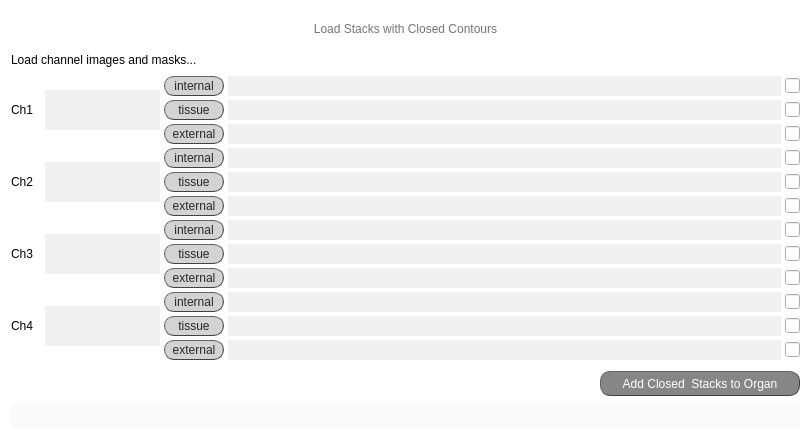
Before: the Qt Designer form src/gui/ui/load_closed_channels_screen.ui in jsanchez679/morphoHeart_rev, drawn with Qt 5.
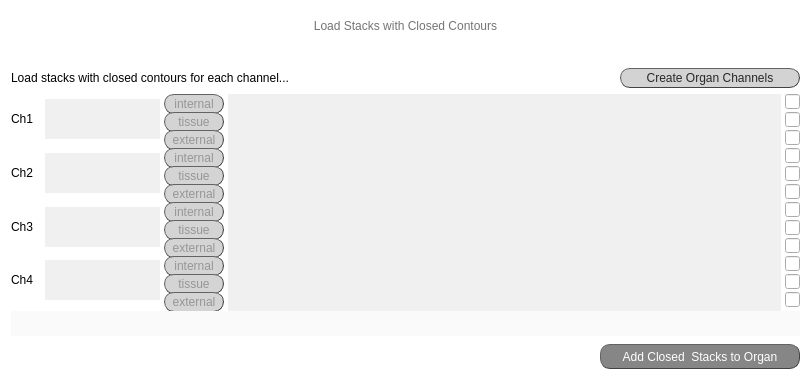
After: the same form once the commit is applied.

Commit message: Finished transition A to B (load ch), setting up results and progress

```diff
--- a/src/gui/ui/load_closed_channels_screen.ui
+++ b/src/gui/ui/load_closed_channels_screen.ui
@@ -7,7 +7,7 @@
     <x>0</x>
     <y>0</y>
     <width>811</width>
-    <height>444</height>
+    <height>378</height>
    </rect>
   </property>
   <property name="minimumSize">
@@ -94,24 +94,117 @@
     </layout>
    </item>
    <item>
-    <widget class="QLabel" name="lab_no_ch_7">
-     <property name="sizePolicy">
-      <sizepolicy hsizetype="Fixed" vsizetype="Fixed">
-       <horstretch>0</horstretch>
-       <verstretch>0</verstretch>
-      </sizepolicy>
+    <widget class="QLabel" name="spacer_2">
+     <property name="minimumSize">
+      <size>
+       <width>0</width>
+       <height>15</height>
+      </size>
      </property>
-     <property name="styleSheet">
-      <string notr="true">font: bold 10pt &quot;Calibri&quot;;
+     <property name="maximumSize">
+      <size>
+       <width>16777215</width>
+       <height>5</height>
+      </size>
+     </property>
+     <property name="text">
+      <string/>
+     </property>
+    </widget>
+   </item>
+   <item>
+    <layout class="QHBoxLayout" name="horizontalLayout_8">
+     <item>
+      <widget class="QLabel" name="lab_no_ch_7">
+       <property name="sizePolicy">
+        <sizepolicy hsizetype="Fixed" vsizetype="Fixed">
+         <horstretch>0</horstretch>
+         <verstretch>0</verstretch>
+        </sizepolicy>
+       </property>
+       <property name="styleSheet">
+        <string notr="true">font: bold 10pt &quot;Calibri&quot;;
 background-color: rgb(255, 255, 255);</string>
-     </property>
-     <property name="text">
-      <string>Load channel images and masks...</string>
-     </property>
-     <property name="alignment">
-      <set>Qt::AlignLeading|Qt::AlignLeft|Qt::AlignVCenter</set>
-     </property>
-    </widget>
+       </property>
+       <property name="text">
+        <string>Load stacks with closed contours for each channel...</string>
+       </property>
+       <property name="alignment">
+        <set>Qt::AlignLeading|Qt::AlignLeft|Qt::AlignVCenter</set>
+       </property>
+      </widget>
+     </item>
+     <item>
+      <spacer name="horizontalSpacer">
+       <property name="orientation">
+        <enum>Qt::Horizontal</enum>
+       </property>
+       <property name="sizeHint" stdset="0">
+        <size>
+         <width>40</width>
+         <height>20</height>
+        </size>
+       </property>
+      </spacer>
+     </item>
+     <item>
+      <widget class="QPushButton" name="create_channels">
+       <property name="sizePolicy">
+        <sizepolicy hsizetype="Fixed" vsizetype="Fixed">
+         <horstretch>0</horstretch>
+         <verstretch>0</verstretch>
+        </sizepolicy>
+       </property>
+       <property name="minimumSize">
+        <size>
+         <width>180</width>
+         <height>20</height>
+        </size>
+       </property>
+       <property name="maximumSize">
+        <size>
+         <width>180</width>
+         <height>20</height>
+        </size>
+       </property>
+       <property name="sizeIncrement">
+        <size>
+         <width>180</width>
+         <height>20</height>
+        </size>
+       </property>
+       <property name="mouseTracking">
+        <bool>true</bool>
+       </property>
+       <property name="focusPolicy">
+        <enum>Qt::ClickFocus</enum>
+       </property>
+       <property name="autoFillBackground">
+        <bool>false</bool>
+       </property>
+       <property name="styleSheet">
+        <string notr="true">QPushButton{border-radius:10px;
+border-width: 1px;
+border-style: outset;
+border-color: rgb(66, 66, 66);
+background-color: rgb(211, 211, 211);
+color: rgb(39, 39, 39);
+font: 10pt &quot;Calibri Light&quot;;}
+
+QPushButton:hover{
+background-color: #eb6fbd;
+border-color: #672146
+}</string>
+       </property>
+       <property name="text">
+        <string>Create Organ Channels</string>
+       </property>
+       <property name="checkable">
+        <bool>true</bool>
+       </property>
+      </widget>
+     </item>
+    </layout>
    </item>
    <item>
     <layout class="QVBoxLayout" name="verticalLayout">
@@ -193,6 +286,9 @@
            </property>
            <item>
             <widget class="QPushButton" name="browse_ch1_int">
+             <property name="enabled">
+              <bool>false</bool>
+             </property>
              <property name="sizePolicy">
               <sizepolicy hsizetype="Fixed" vsizetype="Fixed">
                <horstretch>0</horstretch>
@@ -318,6 +414,9 @@
            </property>
            <item>
             <widget class="QPushButton" name="browse_ch1_tiss">
+             <property name="enabled">
+              <bool>false</bool>
+             </property>
              <property name="sizePolicy">
               <sizepolicy hsizetype="Fixed" vsizetype="Fixed">
                <horstretch>0</horstretch>
@@ -437,6 +536,9 @@
            </property>
            <item>
             <widget class="QPushButton" name="browse_ch1_ext">
+             <property name="enabled">
+              <bool>false</bool>
+             </property>
              <property name="sizePolicy">
               <sizepolicy hsizetype="Fixed" vsizetype="Fixed">
                <horstretch>0</horstretch>
@@ -625,6 +727,9 @@
            </property>
            <item>
             <widget class="QPushButton" name="browse_ch2_int">
+             <property name="enabled">
+              <bool>false</bool>
+             </property>
              <property name="sizePolicy">
               <sizepolicy hsizetype="Fixed" vsizetype="Fixed">
                <horstretch>0</horstretch>
@@ -744,6 +849,9 @@
            </property>
            <item>
             <widget class="QPushButton" name="browse_ch2_tiss">
+             <property name="enabled">
+              <bool>false</bool>
+             </property>
              <property name="sizePolicy">
               <sizepolicy hsizetype="Fixed" vsizetype="Fixed">
                <horstretch>0</horstretch>
@@ -863,6 +971,9 @@
            </property>
            <item>
             <widget class="QPushButton" name="browse_ch2_ext">
+             <property name="enabled">
+              <bool>false</bool>
+             </property>
              <property name="sizePolicy">
               <sizepolicy hsizetype="Fixed" vsizetype="Fixed">
                <horstretch>0</horstretch>
@@ -1051,6 +1162,9 @@
            </property>
            <item>
             <widget class="QPushButton" name="browse_ch3_int">
+             <property name="enabled">
+              <bool>false</bool>
+             </property>
              <property name="sizePolicy">
               <sizepolicy hsizetype="Fixed" vsizetype="Fixed">
                <horstretch>0</horstretch>
@@ -1170,6 +1284,9 @@
            </property>
            <item>
             <widget class="QPushButton" name="browse_ch3_tiss">
+             <property name="enabled">
+              <bool>false</bool>
+             </property>
              <property name="sizePolicy">
               <sizepolicy hsizetype="Fixed" vsizetype="Fixed">
                <horstretch>0</horstretch>
@@ -1289,6 +1406,9 @@
            </property>
            <item>
             <widget class="QPushButton" name="browse_ch3_ext">
+             <property name="enabled">
+              <bool>false</bool>
+             </property>
              <property name="sizePolicy">
               <sizepolicy hsizetype="Fixed" vsizetype="Fixed">
                <horstretch>0</horstretch>
@@ -1477,6 +1597,9 @@
            </property>
            <item>
             <widget class="QPushButton" name="browse_ch4_int">
+             <property name="enabled">
+              <bool>false</bool>
+             </property>
              <property name="sizePolicy">
               <sizepolicy hsizetype="Fixed" vsizetype="Fixed">
                <horstretch>0</horstretch>
@@ -1596,6 +1719,9 @@
            </property>
            <item>
             <widget class="QPushButton" name="browse_ch4_tiss">
+             <property name="enabled">
+              <bool>false</bool>
+             </property>
              <property name="sizePolicy">
               <sizepolicy hsizetype="Fixed" vsizetype="Fixed">
                <horstretch>0</horstretch>
@@ -1715,6 +1841,9 @@
            </property>
            <item>
             <widget class="QPushButton" name="browse_ch4_ext">
+             <property name="enabled">
+              <bool>false</bool>
+             </property>
              <property name="sizePolicy">
               <sizepolicy hsizetype="Fixed" vsizetype="Fixed">
                <horstretch>0</horstretch>
@@ -1830,6 +1959,37 @@
      </item>
     </layout>
    </item>
+   <item>
+    <widget class="QLineEdit" name="tE_validate">
+     <property name="minimumSize">
+      <size>
+       <width>0</width>
+       <height>25</height>
+      </size>
+     </property>
+     <property name="maximumSize">
+      <size>
+       <width>16777215</width>
+       <height>25</height>
+      </size>
+     </property>
+     <property name="styleSheet">
+      <string notr="true">font: 25 9pt &quot;Calibri Light&quot;;
+color: rgb(170, 0, 127);
+background-color: rgb(250, 250, 250);
+</string>
+     </property>
+     <property name="frame">
+      <bool>false</bool>
+     </property>
+     <property name="alignment">
+      <set>Qt::AlignCenter</set>
+     </property>
+     <property name="readOnly">
+      <bool>true</bool>
+     </property>
+    </widget>
+   </item>
    <item alignment="Qt::AlignRight">
     <widget class="QPushButton" name="button_create_new_organ">
      <property name="minimumSize">
@@ -1876,37 +2036,6 @@
      </property>
     </widget>
    </item>
-   <item>
-    <widget class="QLineEdit" name="tE_validate">
-     <property name="minimumSize">
-      <size>
-       <width>0</width>
-       <height>25</height>
-      </size>
-     </property>
-     <property name="maximumSize">
-      <size>
-       <width>16777215</width>
-       <height>25</height>
-      </size>
-     </property>
-     <property name="styleSheet">
-      <string notr="true">font: 25 9pt &quot;Calibri Light&quot;;
-color: rgb(170, 0, 127);
-background-color: rgb(250, 250, 250);
-</string>
-     </property>
-     <property name="frame">
-      <bool>false</bool>
-     </property>
-     <property name="alignment">
-      <set>Qt::AlignCenter</set>
-     </property>
-     <property name="readOnly">
-      <bool>true</bool>
-     </property>
-    </widget>
-   </item>
   </layout>
  </widget>
  <tabstops>
```
Left out of the diff: 5 changed lines with no effect on the pictures. The commit also changes 8 other files.
